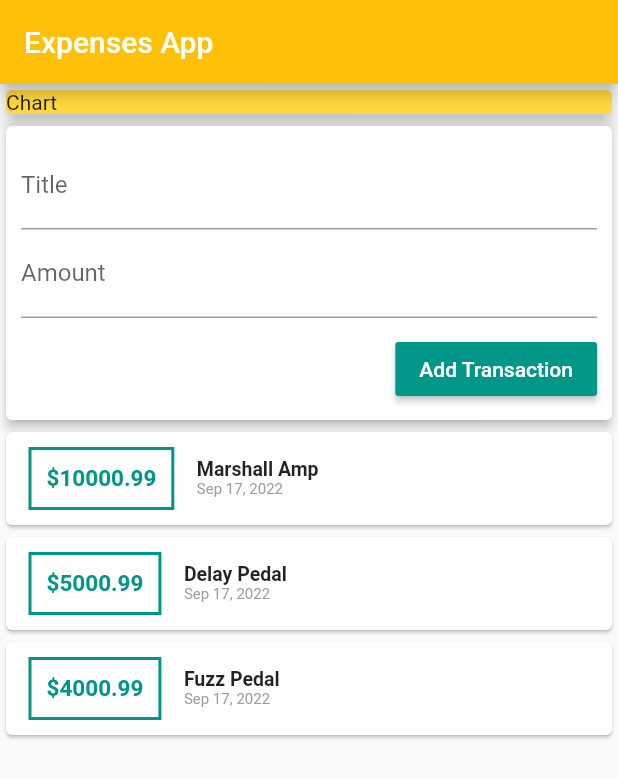
After one commit to geromeandrew/expenses-app, a Flutter app: the screen it shows after launch, on a phone screen of 412 x 824 dp. The commit adds this screen. Shown: the top 778 px of the screen. Run offline on Flutter 3.47's test engine with Material 2 defaults, Android fonts, the phone set to English and light mode, and no system bars.

Commit message:
added functionality to Add Transaction Button

```diff
--- /dev/null
+++ b/lib/widgets/new_transaction.dart
@@ -0,0 +1,44 @@
+import 'package:flutter/material.dart';
+
+import './user_transactions.dart';
+
+class NewTransaction extends StatelessWidget {
+  final titleInput = TextEditingController();
+  final amountInput = TextEditingController();
+  final Function addTransaction;
+
+  NewTransaction(this.addTransaction);
+
+  @override
+  Widget build(BuildContext context) {
+    return Card(
+      elevation: 3,
+      child: Container(
+        padding: EdgeInsets.all(10),
+        child: Column(crossAxisAlignment: CrossAxisAlignment.end, children: [
+          TextField(
+            decoration: InputDecoration(labelText: 'Title'),
+            controller: titleInput,
+          ),
+          TextField(
+            decoration: InputDecoration(labelText: 'Amount'),
+            controller: amountInput,
+          ),
+          SizedBox(height: 10),
+          RaisedButton(
+            child: Text(
+              'Add Transaction',
+              style: TextStyle(
+                color: Colors.white,
+              ),
+            ),
+            onPressed: () {
+              addTransaction(titleInput.text, double.parse(amountInput.text));
+            },
+            color: Colors.teal,
+          ),
+        ]),
+      ),
+    );
+  }
+}
--- a/lib/widgets/transaction_list.dart
+++ b/lib/widgets/transaction_list.dart
@@ -5,39 +5,15 @@ import 'package:flutter/src/foundation/key.dart';
 import 'package:flutter/src/widgets/framework.dart';
 import '../models/transactions.dart';
 
-class TransactionList extends StatefulWidget {
-  const TransactionList({Key key}) : super(key: key);
+class TransactionList extends StatelessWidget {
+  final List<Transactions> transactions;
 
-  @override
-  State<TransactionList> createState() => _TransactionListState();
-}
-
-class _TransactionListState extends State<TransactionList> {
-  final List<Transactions> userTransactions = [
-    Transactions(
-      id: 't1',
-      title: 'Marshall Amp',
-      amount: 10000.99,
-      date: DateTime.now(),
-    ),
-    Transactions(
-      id: 't2',
-      title: 'Delay Pedal',
-      amount: 5000.99,
-      date: DateTime.now(),
-    ),
-    Transactions(
-      id: 't3',
-      title: 'Fuzz Pedal',
-      amount: 4000.99,
-      date: DateTime.now(),
-    ),
-  ];
+  TransactionList(this.transactions);
 
   @override
   Widget build(BuildContext context) {
     return Column(
-      children: userTransactions.map((transactions) {
+      children: transactions.map((transactions) {
         return Card(
           child: Row(
             children: [
--- /dev/null
+++ b/lib/widgets/user_transactions.dart
@@ -0,0 +1,57 @@
+import 'package:flutter/material.dart';
+import 'package:flutter_complete_guide/widgets/new_transaction.dart';
+import 'package:flutter_complete_guide/widgets/transaction_list.dart';
+
+import '../models/transactions.dart';
+
+class UserTransactions extends StatefulWidget {
+  const UserTransactions({Key key}) : super(key: key);
+
+  @override
+  State<UserTransactions> createState() => _UserTransactionsState();
+}
+
+class _UserTransactionsState extends State<UserTransactions> {
+  final List<Transactions> _userTransactions = [
+    Transactions(
+      id: 't1',
+      title: 'Marshall Amp',
+      amount: 10000.99,
+      date: DateTime.now(),
+    ),
+    Transactions(
+      id: 't2',
+      title: 'Delay Pedal',
+      amount: 5000.99,
+      date: DateTime.now(),
+    ),
+    Transactions(
+      id: 't3',
+      title: 'Fuzz Pedal',
+      amount: 4000.99,
+      date: DateTime.now(),
+    ),
+  ];
+
+  void _addTransaction(String title, double amount) {
+    final newTransaction = Transactions(
+        id: DateTime.now().toString(),
+        title: title,
+        amount: amount,
+        date: DateTime.now());
+
+    setState(() {
+      _userTransactions.add(newTransaction);
+    });
+  }
+
+  @override
+  Widget build(BuildContext context) {
+    return Column(
+      children: [
+        NewTransaction(_addTransaction),
+        TransactionList(_userTransactions),
+      ],
+    );
+  }
+}
```
Also changed, not shown: lib/main.dart (+3 -36 lines).
